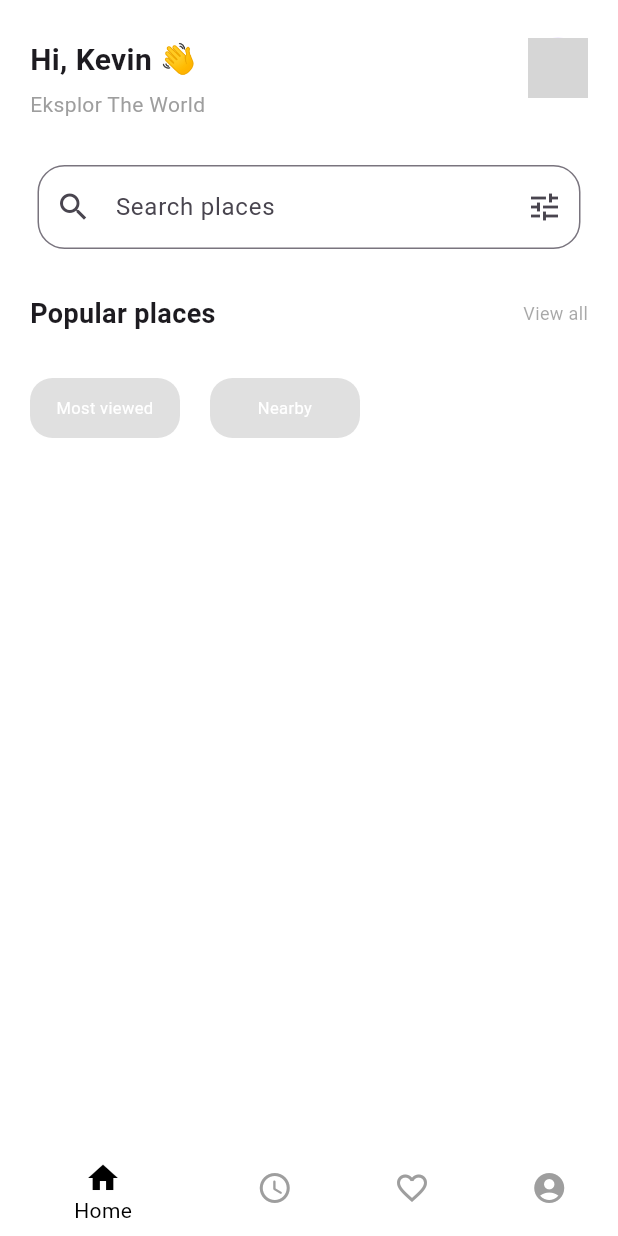
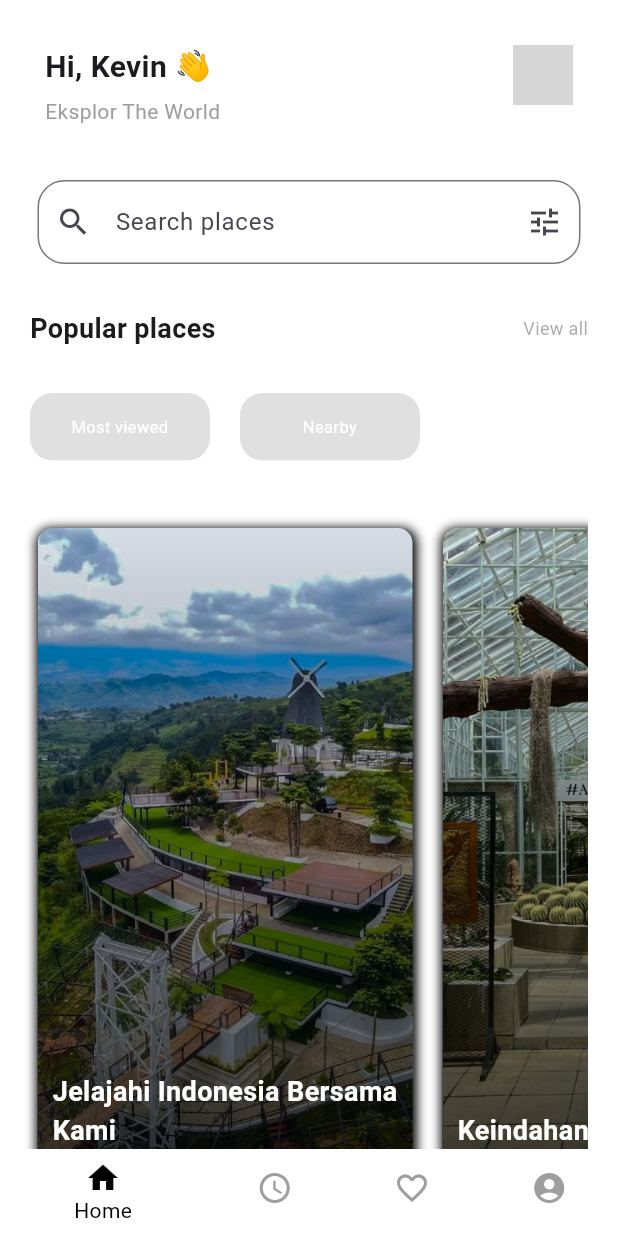
Before and after one commit to dhiasz/Mobile, a Flutter app: the screen it shows after launch, on a phone screen of 412 x 824 dp. Run offline on Flutter 3.47's test engine with Material 3 defaults, Android fonts, the phone set to English and light mode, and no system bars; our stand-ins replace lottie; network calls fail; grey boxes are pictures that could not be loaded.

Commit message:
utama Mulai di sempurnakan

```diff
--- a/lib/materimodulscreens/utama.dart
+++ b/lib/materimodulscreens/utama.dart
@@ -1,4 +1,5 @@
 import 'package:flutter/material.dart';
+import 'package:wisata_mobile_5/models/content_model.dart';
 
 class HomePage extends StatefulWidget {
   const HomePage({super.key});
@@ -8,11 +9,9 @@ class HomePage extends StatefulWidget {
 }
 
 class _HomePageState extends State<HomePage> {
-  // Menyimpan status tap untuk setiap kotak
-  bool _isTapped1 = false; // Status tap untuk 'Most viewed'
-  bool _isTapped2 = false; // Status tap untuk 'Nearby'
+  bool _isTapped1 = false;
+  bool _isTapped2 = false;
 
-  // Fungsi untuk mengubah semua kotak ke warna abu-abu
   void _resetColors() {
     setState(() {
       _isTapped1 = false;
@@ -24,20 +23,23 @@ class _HomePageState extends State<HomePage> {
   Widget build(BuildContext context) {
     return Scaffold(
       appBar: PreferredSize(
-        preferredSize: const Size.fromHeight(90.0), // Tinggi AppBar
+        preferredSize: const Size.fromHeight(100.0), // Tinggi AppBar
         child: AppBar(
           backgroundColor: Colors.white,
           automaticallyImplyLeading: false, // Menghapus tombol kembali default
           flexibleSpace: Padding(
-            padding: const EdgeInsets.symmetric(horizontal: 20.0, vertical: 10.0),
+            padding:
+                const EdgeInsets.symmetric(horizontal: 30.0, vertical: 10.0),
             child: Row(
               mainAxisAlignment: MainAxisAlignment.spaceBetween,
-              crossAxisAlignment: CrossAxisAlignment.center, // Menjaga keselarasan vertikal
+              crossAxisAlignment:
+                  CrossAxisAlignment.center, // Menjaga keselarasan vertikal
               children: [
                 // Bagian kiri: Teks dengan subjudul
                 Column(
                   crossAxisAlignment: CrossAxisAlignment.start,
-                  mainAxisAlignment: MainAxisAlignment.center, // Menjaga teks sejajar dengan gambar
+                  mainAxisAlignment: MainAxisAlignment
+                      .center, // Menjaga teks sejajar dengan gambar
                   children: [
                     const SizedBox(height: 15.0),
                     const Text(
@@ -71,8 +73,8 @@ class _HomePageState extends State<HomePage> {
       ),
       backgroundColor: Colors.white,
       body: GestureDetector(
-        // GestureDetector untuk menangkap ketukan di luar area kotak
-        onTap: _resetColors, // Reset warna kotak ke abu-abu jika tap terjadi di luar kotak
+        onTap:
+            _resetColors, // Reset warna kotak ke abu-abu jika tap terjadi di luar kotak
         child: ListView(
           children: [
             Padding(
@@ -104,7 +106,8 @@ class _HomePageState extends State<HomePage> {
                 children: [
                   const SizedBox(height: 30.0),
                   Row(
-                    mainAxisAlignment: MainAxisAlignment.spaceBetween, // Agar teks berada di kiri dan kanan
+                    mainAxisAlignment: MainAxisAlignment
+                        .spaceBetween, // Agar teks berada di kiri dan kanan
                     children: const [
                       Text(
                         'Popular places',
@@ -125,12 +128,13 @@ class _HomePageState extends State<HomePage> {
                 ],
               ),
             ),
+
             // Kotak hitam dengan aksi ketukan
             SizedBox(height: 30.0),
             Padding(
               padding: const EdgeInsets.symmetric(horizontal: 10.0),
               child: Container(
-                height: 40.0,
+                height: 45.0,
                 child: ListView(
                   scrollDirection: Axis.horizontal,
                   children: [
@@ -140,59 +144,152 @@ class _HomePageState extends State<HomePage> {
                       child: GestureDetector(
                         onTap: () {
                           setState(() {
-                            _isTapped1 = !_isTapped1; // Toggle warna kotak pertama
+                            _isTapped1 =
+                                !_isTapped1; // Toggle warna kotak pertama
                             _isTapped2 = false; // Reset kotak kedua
                           });
                         },
                         child: Container(
-                          height: 40.0,
-                          width: 100.0,
+                          height: 45.0,
+                          width: 120.0,
                           decoration: BoxDecoration(
-                            color: _isTapped1 ? Colors.black : Colors.grey[300],  // Warna berubah saat ditekan
-                            borderRadius: BorderRadius.circular(15.0),  // Sudut melengkung
+                            color: _isTapped1
+                                ? Colors.black
+                                : Colors
+                                    .grey[300], // Warna berubah saat ditekan
+                            borderRadius:
+                                BorderRadius.circular(15.0), // Sudut melengkung
                           ),
-                          alignment: Alignment.center,  // Agar teks berada di tengah
+                          alignment:
+                              Alignment.center, // Agar teks berada di tengah
                           child: const Text(
                             'Most viewed',
                             style: TextStyle(
                               color: Colors.white,
-                              fontSize: 11.0,  // Teks menjadi bold
+                              fontSize: 11.0, // Teks menjadi bold
                             ),
-                            textAlign: TextAlign.center,  // Teks berada di tengah horizontal
+                            textAlign: TextAlign
+                                .center, // Teks berada di tengah horizontal
                           ),
                         ),
                       ),
                     ),
                     // Kotak kedua ('Nearby')
                     Padding(
-                      padding: const EdgeInsets.symmetric(horizontal: 10.0),
+                      padding: const EdgeInsets.symmetric(
+                        horizontal: 10.0,
+                      ),
                       child: GestureDetector(
                         onTap: () {
                           setState(() {
-                            _isTapped2 = !_isTapped2; // Toggle warna kotak kedua
+                            _isTapped2 =
+                                !_isTapped2; // Toggle warna kotak kedua
                             _isTapped1 = false; // Reset kotak pertama
                           });
                         },
                         child: Container(
-                          height: 40.0,
-                          width: 100.0,
+                          height: 45.0,
+                          width: 120.0,
                           decoration: BoxDecoration(
-                            color: _isTapped2 ? Colors.black : Colors.grey[300],  // Warna berubah saat ditekan
-                            borderRadius: BorderRadius.circular(15.0),  // Sudut melengkung
+                            color: _isTapped2
+                                ? Colors.black
+                                : Colors
+                                    .grey[300], // Warna berubah saat ditekan
+                            borderRadius:
+                                BorderRadius.circular(15.0), // Sudut melengkung
                           ),
-                          alignment: Alignment.center,  // Agar teks berada di tengah
+                          alignment:
+                              Alignment.center, // Agar teks berada di tengah
                           child: const Text(
                             'Nearby',
                             style: TextStyle(
                               color: Colors.white,
-                              fontSize: 11.0,  // Teks menjadi bold
+                              fontSize: 11.0, // Teks menjadi bold
                             ),
-                            textAlign: TextAlign.center,  // Teks berada di tengah horizontal
+                            textAlign: TextAlign
+                                .center, // Teks berada di tengah horizontal
                           ),
                         ),
                       ),
                     ),
                   ],
+                ),
+              ),
+            ),
+
+            //content gambar
+            Padding(
+              padding: const EdgeInsets.fromLTRB(15.0, 35.0, 20.0, 20.0),
+              child: Container(
+                height: 445.0,
+                decoration: BoxDecoration(
+                  borderRadius: BorderRadius.circular(30.0),
+                ),
+                child: ListView.builder(
+                  scrollDirection: Axis.horizontal,
+                  itemCount: content.length,
+                  itemBuilder: (context, index) {
+                    final item = content[index];
+                    return GestureDetector(
+                      onTap: () {
+                        print(
+                            "${item.name} diklik!"); // Aksi saat gambar diklik
+                      },
+                      child: Container(
+                        width: 250.0, // Lebar tiap gambar
+                        margin: const EdgeInsets.all(
+                            10.0), // Memberi jarak antar gambar
+                        decoration: BoxDecoration(
+                          borderRadius: BorderRadius.circular(10.0),
+                          boxShadow: [
+                            BoxShadow(
+                              color: Colors.black.withOpacity(1),
+                              offset: Offset(1, 2),
+                              blurRadius: 5,
+                              spreadRadius: 2,
+                            ),
+                          ],
+                          image: DecorationImage(
+                            image: AssetImage(
+                                item.image), // Mengambil gambar dari list
+                            fit: BoxFit.cover,
+                          ),
+                        ),
+                        child: Stack(
+                          children: [
+                            // Background overlay untuk teks agar terlihat jelas
+                            Container(
+                              decoration: BoxDecoration(
+                                borderRadius: BorderRadius.circular(10.0),
+                                gradient: LinearGradient(
+                                  begin: Alignment.bottomCenter,
+                                  end: Alignment.topCenter,
+                                  colors: [
+                                    Colors.black.withOpacity(0.7),
+                                    Colors.transparent,
+                                  ],
+                                ),
+                              ),
+                            ),
+                            // Teks di atas gambar
+                            Positioned(
+                              bottom: 10,
+                              left: 10,
+                              right: 10,
+                              child: Text(
+                                item.name,
+                                style: const TextStyle(
+                                  color: Colors.white,
+                                  fontSize: 18.0,
+                                  fontWeight: FontWeight.bold,
+                                ),
+                              ),
+                            ),
+                          ],
+                        ),
+                      ),
+                    );
+                  },
                 ),
               ),
             ),
--- /dev/null
+++ b/lib/models/content_model.dart
@@ -0,0 +1,17 @@
+class Content {
+  String image, name;
+
+  Content({required this.image, required this.name});
+}
+
+List<Content> content = [
+  Content(
+      image: 'assets/images/Thenicepark.jpg',
+      name: 'Jelajahi Indonesia Bersama Kami'),
+  Content(
+      image: 'assets/images/KebunRayaCibodas(2).jpg',
+      name: 'Keindahan Alam Indonesia'),
+  Content(
+      image: 'assets/images/Cibeureum.jpg',
+      name: 'Kesejukan Angin Pegunungan'),
+];
```
